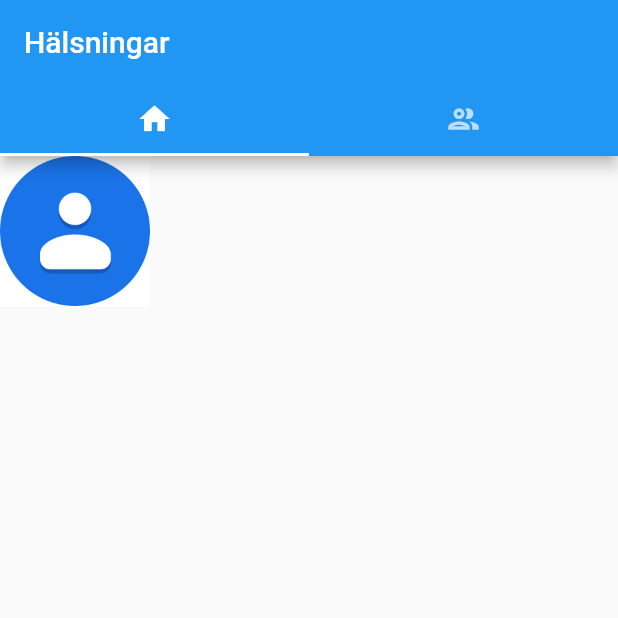
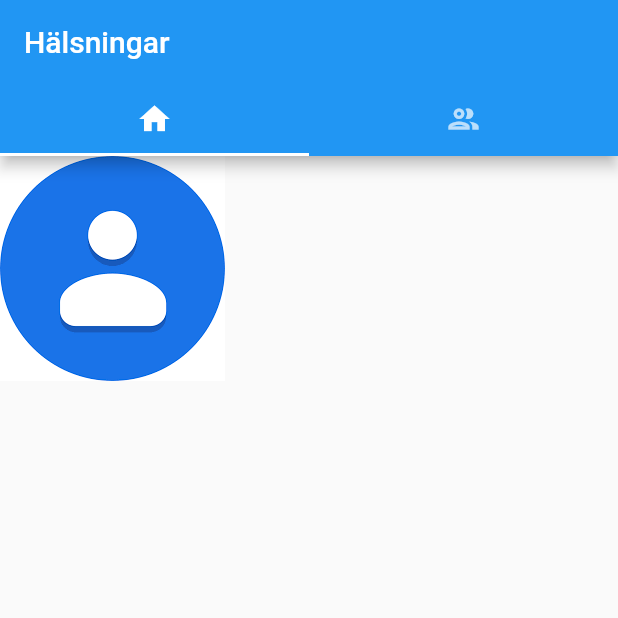
Before and after one commit to ConeCatLus/greetings, a Flutter app: the screen it shows after launch, on a phone screen of 412 x 824 dp, the top half of it. Run offline on Flutter 3.47's test engine with Material 2 defaults, Android fonts, the light colour scheme and no system bars.

Commit message:
Ändrade Contact image storlek

```diff
--- a/lib/widgets/ContactImageWidget.dart
+++ b/lib/widgets/ContactImageWidget.dart
@@ -5,8 +5,8 @@ class ContactImageWidget extends StatelessWidget {
   Widget build(BuildContext context) {
     AssetImage contact = AssetImage('images/contact.png');
     Image image = Image(image: contact,
-                        width: 100,
-                        height: 100
+                        width: 150,
+                        height: 150
                         );
     return Container(
       child: image,
```
